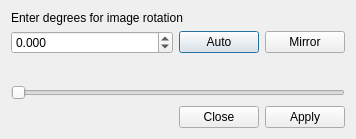
GuLinux/PySpectrum, file ui/rotate_image_dialog.ui: the form before one commit.
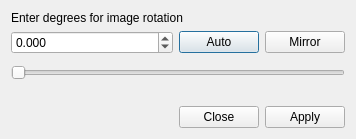
The form after the commit.

What changed in the file:
```diff
--- a/ui/rotate_image_dialog.ui
+++ b/ui/rotate_image_dialog.ui
@@ -70,7 +70,7 @@
      </property>
     </widget>
    </item>
-   <item row="4" column="0" colspan="3">
+   <item row="5" column="0" colspan="3">
     <widget class="QDialogButtonBox" name="bb">
      <property name="orientation">
       <enum>Qt::Horizontal</enum>
@@ -93,6 +93,13 @@
      </property>
     </widget>
    </item>
+   <item row="4" column="0" colspan="3">
+    <widget class="QLabel" name="rotation_info">
+     <property name="text">
+      <string/>
+     </property>
+    </widget>
+   </item>
   </layout>
  </widget>
  <resources/>
```
